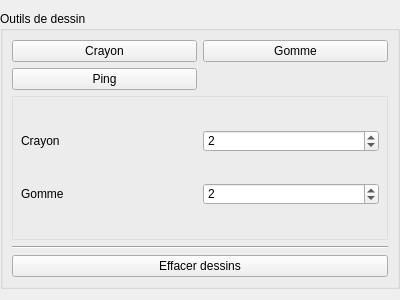
This is src/Canvas/SideMenuWidgets/DrawingMenu.ui in Nepta/nixjdr as Qt 5 draws it before an edit. The edited form follows.
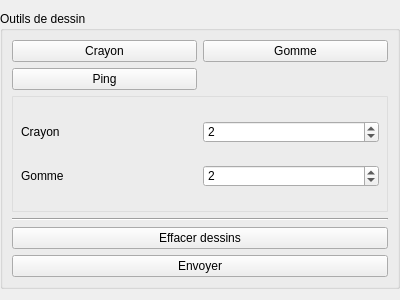
This is the edited form.

Commit message: network DrawingLayer pixmap

What changed in the file:
```diff
--- a/src/Canvas/SideMenuWidgets/DrawingMenu.ui
+++ b/src/Canvas/SideMenuWidgets/DrawingMenu.ui
@@ -124,6 +124,13 @@
           </property>
          </widget>
         </item>
+        <item>
+         <widget class="QPushButton" name="m_SendButton">
+          <property name="text">
+           <string>Envoyer</string>
+          </property>
+         </widget>
+        </item>
        </layout>
       </item>
      </layout>
```
The commit also changes 13 other files.
